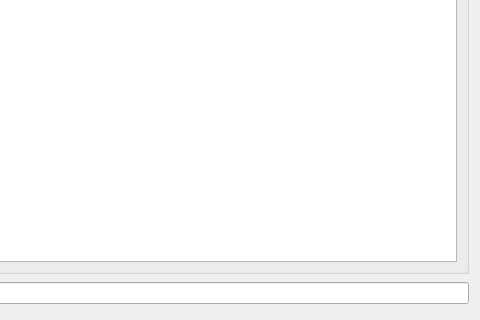
The window that uiElements/mdioctaveinterface.ui (ARIA-Sensing-srl/ARIA_RDK) describes before a commit, drawn with Qt 5; both pictures show x 597 to 1077 and y 779 to 1099 of the 1077 by 1099 pixel window.
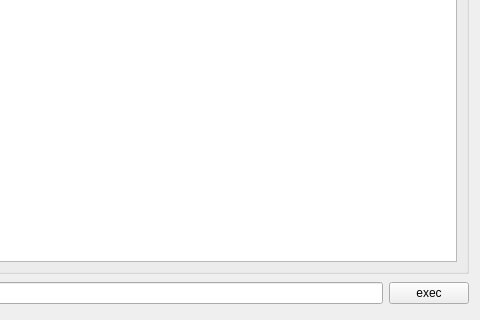
The same window after the commit. Icons and pictures are not drawn.

```diff
--- a/uiElements/mdioctaveinterface.ui
+++ b/uiElements/mdioctaveinterface.ui
@@ -194,6 +194,13 @@
        <item>
         <widget class="QLineEdit" name="lineEdit"/>
        </item>
+       <item>
+        <widget class="QPushButton" name="pbExecute">
+         <property name="text">
+          <string>exec</string>
+         </property>
+        </widget>
+       </item>
       </layout>
      </widget>
     </widget>
```
